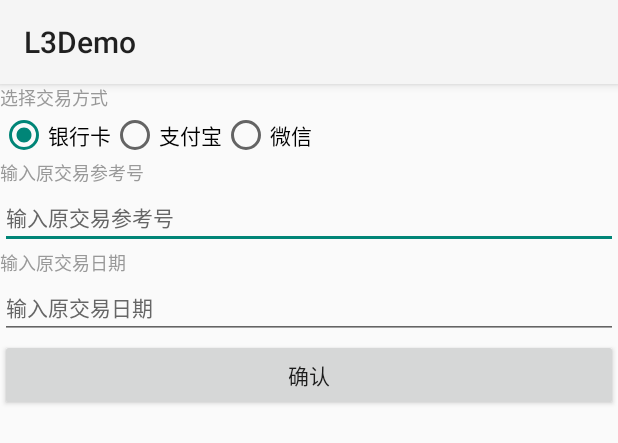
After one commit to chuwuwang/sunmi-export-api-demo, an Android app: the layout activity_refund.xml on its own in the app's theme, with its tools: preview values and no code run, on a phone screen of 412 x 824 dp. The commit adds this screen. Shown: the top 443 px of the screen. Run offline under Robolectric (Android 15) with nearby library versions, the phone set to English and light mode, and no system bars.

Commit message:
添加消费撤销和退货资源文件

```diff
--- /dev/null
+++ b/L3Demo/app/src/main/res/layout/activity_refund.xml
@@ -0,0 +1,77 @@
+<?xml version="1.0" encoding="utf-8"?>
+<LinearLayout xmlns:android="http://schemas.android.com/apk/res/android"
+    android:layout_width="match_parent"
+    android:layout_height="match_parent"
+    android:orientation="vertical">
+
+    <TextView
+        android:layout_width="wrap_content"
+        android:layout_height="wrap_content"
+        android:text="@string/select_mode_payment"
+        android:textColor="#999999"
+        android:textSize="12sp" />
+
+    <RadioGroup
+        android:layout_width="match_parent"
+        android:layout_height="wrap_content"
+        android:contentDescription="支付方式"
+        android:orientation="horizontal">
+        <RadioButton
+            android:id="@+id/back_card_rb"
+            android:layout_width="wrap_content"
+            android:layout_height="wrap_content"
+            android:text="@string/bank_card"
+            android:checked="true"
+            android:textSize="14dp"
+            android:textColor="#000000"/>
+        <RadioButton
+            android:id="@+id/alipay_rb"
+            android:layout_width="wrap_content"
+            android:layout_height="wrap_content"
+            android:text="@string/alipay"
+            android:textSize="14dp"
+            android:textColor="#000000"/>
+        <RadioButton
+            android:id="@+id/wechat_rb"
+            android:layout_width="wrap_content"
+            android:layout_height="wrap_content"
+            android:text="@string/wechat"
+            android:textSize="14dp"
+            android:textColor="#000000"/>
+    </RadioGroup>
+    <TextView
+        android:layout_width="wrap_content"
+        android:layout_height="wrap_content"
+        android:text="@string/input_ori_reference_no"
+        android:textColor="#999999"
+        android:textSize="12sp" />
+    <EditText
+        android:id="@+id/ori_reference_no_edt"
+        android:layout_width="match_parent"
+        android:layout_height="wrap_content"
+        android:textColor="#000000"
+        android:textColorHint="#666666"
+        android:hint="@string/input_ori_reference_no"
+        android:textSize="14dp"/>
+
+    <TextView
+        android:layout_width="wrap_content"
+        android:layout_height="wrap_content"
+        android:text="@string/input_ori_date"
+        android:textColor="#999999"
+        android:textSize="12sp" />
+    <EditText
+        android:id="@+id/ori_date_edt"
+        android:layout_width="match_parent"
+        android:layout_height="wrap_content"
+        android:textColor="#000000"
+        android:textColorHint="#666666"
+        android:hint="@string/input_ori_date"
+        android:textSize="14dp"/>
+
+    <Button
+        android:id="@+id/consume_btn"
+        android:layout_width="match_parent"
+        android:layout_height="wrap_content"
+        android:text="@string/ok"/>
+</LinearLayout>
--- a/L3Demo/app/src/main/res/values/strings.xml
+++ b/L3Demo/app/src/main/res/values/strings.xml
@@ -1,11 +1,14 @@
 <resources>
     <string name="app_name">L3Demo</string>
-    <string name="select_mode_payment">选择支付方式</string>
+    <string name="select_mode_payment">选择交易方式</string>
     <string name="input_money">输入交易金额</string>
-    <string name="bank_card">银行卡支付</string>
-    <string name="wechat">微信支付</string>
-    <string name="alipay">支付宝支付</string>
+    <string name="bank_card">银行卡</string>
+    <string name="wechat">微信</string>
+    <string name="alipay">支付宝</string>
     <string name="qr_code">二维码</string>
     <string name="scan_qr_code">扫码</string>
     <string name="ok">确认</string>
+    <string name="input_ori_voucher_no">输入原交易流水号</string>
+    <string name="input_ori_reference_no">输入原交易参考号</string>
+    <string name="input_ori_date">输入原交易日期</string>
 </resources>
```
Also changed, not shown: L3Demo/app/src/main/res/layout/activity_purchase_cancellation.xml (added, +61 -0 lines).
